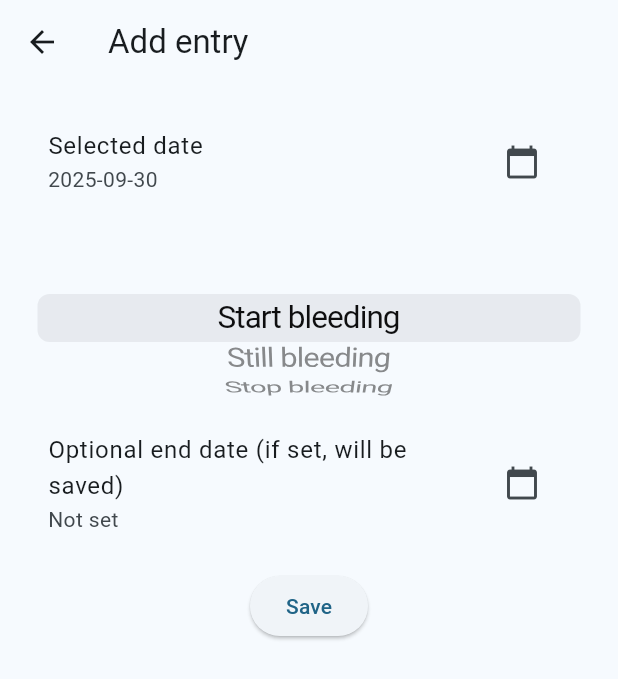
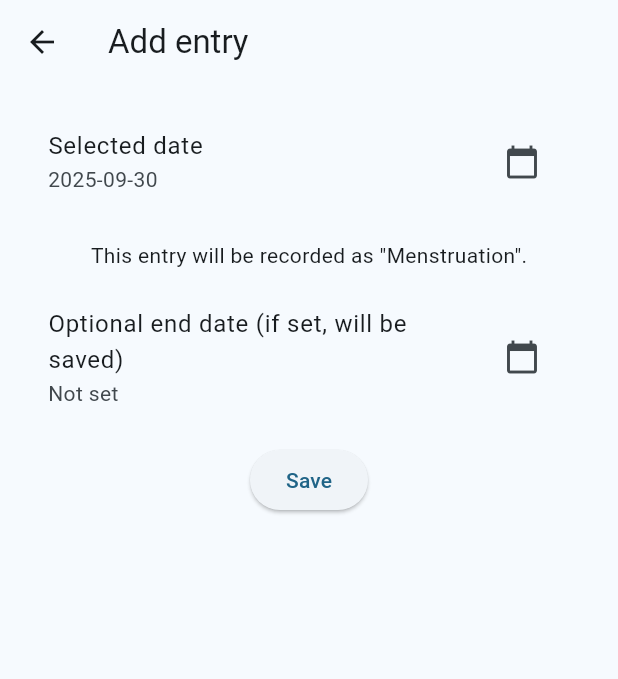
Before and after one commit to IP-Masqeurena/hecate, a Flutter app: the AddEntryPage screen opened directly, on a phone screen of 412 x 824 dp. Shown: the top 679 px of the screen. Run offline on Flutter 3.47's test engine with Material 3 defaults, Android fonts, the phone set to English and light mode, and no system bars; our stand-ins replace cloud_firestore, firebase_auth, firebase_core, shared_preferences, table_calendar; accounts and stored records are empty.

Commit message:
remove bleeding types

```diff
--- a/lib/models/period_entry.dart
+++ b/lib/models/period_entry.dart
@@ -1,34 +1,35 @@
 import 'package:cloud_firestore/cloud_firestore.dart';
-
-enum BleedStatus { start, still, stop }
 
 class PeriodEntry {
   final String? id;
   final DateTime startDate;
-  final DateTime endDate; // for single-day start= endDate if unknown
-  final BleedStatus status; // status at the given date entry - typically start/still/stop
+  final DateTime endDate; // for single-day start = endDate if unknown
+  final String type; // e.g. 'menstruation'. kept as string for flexibility.
 
   PeriodEntry({
     this.id,
     required this.startDate,
     required this.endDate,
-    required this.status,
+    this.type = 'menstruation',
   });
 
   Map<String, dynamic> toMap() {
     return {
       'startDate': Timestamp.fromDate(startDate),
       'endDate': Timestamp.fromDate(endDate),
-      'status': status.name,
+      'type': type,
     };
   }
 
+  /// Accept legacy 'status' field if present (backwards compatibility).
   factory PeriodEntry.fromMap(Map<String, dynamic> map, {String? id}) {
+    final rawType = map['type'] ?? map['status'] ?? 'menstruation';
+    final String typeStr = rawType is String ? rawType : rawType.toString();
     return PeriodEntry(
       id: id,
       startDate: (map['startDate'] as Timestamp).toDate(),
       endDate: (map['endDate'] as Timestamp).toDate(),
-      status: BleedStatus.values.firstWhere((e) => e.name == (map['status'] ?? 'start')),
+      type: typeStr,
     );
   }
 }
--- a/lib/pages/add_entry_page.dart
+++ b/lib/pages/add_entry_page.dart
@@ -1,4 +1,3 @@
-import 'package:flutter/cupertino.dart';
 import 'package:flutter/material.dart';
 import 'package:hecate/services/firebase_service.dart';
 import 'package:provider/provider.dart';
@@ -13,7 +12,6 @@ class AddEntryPage extends StatefulWidget {
 
 class _AddEntryPageState extends State<AddEntryPage> {
   DateTime selectedDate = DateTime.now();
-  BleedStatus selectedStatus = BleedStatus.start;
   DateTime? endDate;
   bool _submitting = false;
 
@@ -24,33 +22,20 @@ class _AddEntryPageState extends State<AddEntryPage> {
       firstDate: DateTime(2000),
       lastDate: DateTime(2100),
     );
-    if (result != null) setState(() { selectedDate = result; });
+    if (result != null && mounted) setState(() => selectedDate = result);
   }
 
   void _submit() async {
     final fs = Provider.of<FirestoreService>(context, listen: false);
-    // Validation: 'still' only possible if previous entry was start or still
-    if (selectedStatus == BleedStatus.still) {
-      // fetch most recent entry to check
-      final snap = await fs.periodStream().first;
-      if (snap.isEmpty) {
-        _showError('Cannot mark "Still bleeding" without a previous Start/Still record.');
-        return;
-      }
-      final last = snap.first; // already ordered desc in service
-      if (!(last.status == BleedStatus.start || last.status == BleedStatus.still)) {
-        _showError('Cannot mark "Still bleeding" unless previous record was Start or Still.');
-        return;
-      }
-    }
 
     final entry = PeriodEntry(
       startDate: selectedDate,
       endDate: endDate ?? selectedDate,
-      status: selectedStatus,
+      type: 'menstruation',
     );
 
-    setState(() { _submitting = true; });
+    if (!mounted) return;
+    setState(() => _submitting = true);
 
     try {
       await fs.addOrUpdateEntry(entry);
@@ -68,7 +53,7 @@ class _AddEntryPageState extends State<AddEntryPage> {
         _showError('Failed to save: $ex');
       }
     } finally {
-      if (mounted) setState(() { _submitting = false; });
+      if (mounted) setState(() => _submitting = false);
     }
   }
 
@@ -92,7 +77,6 @@ class _AddEntryPageState extends State<AddEntryPage> {
 
   @override
   Widget build(BuildContext context) {
-    final statuses = ['Start bleeding', 'Still bleeding', 'Stop bleeding'];
     return Scaffold(
       appBar: AppBar(title: const Text('Add entry')),
       body: Padding(
@@ -104,13 +88,11 @@ class _AddEntryPageState extends State<AddEntryPage> {
             trailing: IconButton(icon: const Icon(Icons.calendar_today), onPressed: _pickDate),
           ),
           const SizedBox(height: 8),
-          SizedBox(
-            height: 120,
-            child: CupertinoPicker.builder(
-              itemExtent: 32,
-              onSelectedItemChanged: (i) => setState(() => selectedStatus = BleedStatus.values[i]),
-              childCount: statuses.length,
-              itemBuilder: (context, i) => Center(child: Text(statuses[i])),
+          const Padding(
+            padding: EdgeInsets.symmetric(vertical: 8.0),
+            child: Text(
+              'This entry will be recorded as "Menstruation".',
+              style: TextStyle(fontSize: 14),
             ),
           ),
           const SizedBox(height: 8),
@@ -122,11 +104,13 @@ class _AddEntryPageState extends State<AddEntryPage> {
                 icon: const Icon(Icons.calendar_today),
                 onPressed: () async {
                   final d = await showDatePicker(context: context, initialDate: selectedDate, firstDate: DateTime(2000), lastDate: DateTime(2100));
-                  if (d != null) setState(() => endDate = d);
+                  if (d != null && mounted) setState(() => endDate = d);
                 },
               ),
               if (endDate != null)
-                IconButton(icon: const Icon(Icons.clear), onPressed: () => setState(() => endDate = null)),
+                IconButton(icon: const Icon(Icons.clear), onPressed: () {
+                  if (mounted) setState(() => endDate = null);
+                }),
             ]),
           ),
           const SizedBox(height: 16),
```
